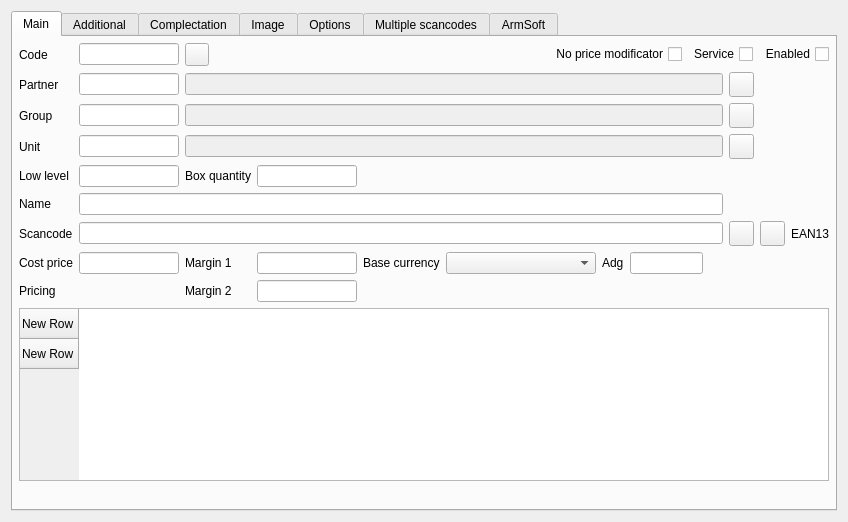
Qt form Editors/ce5goods.ui (End1-1/Cafe5) before a commit.
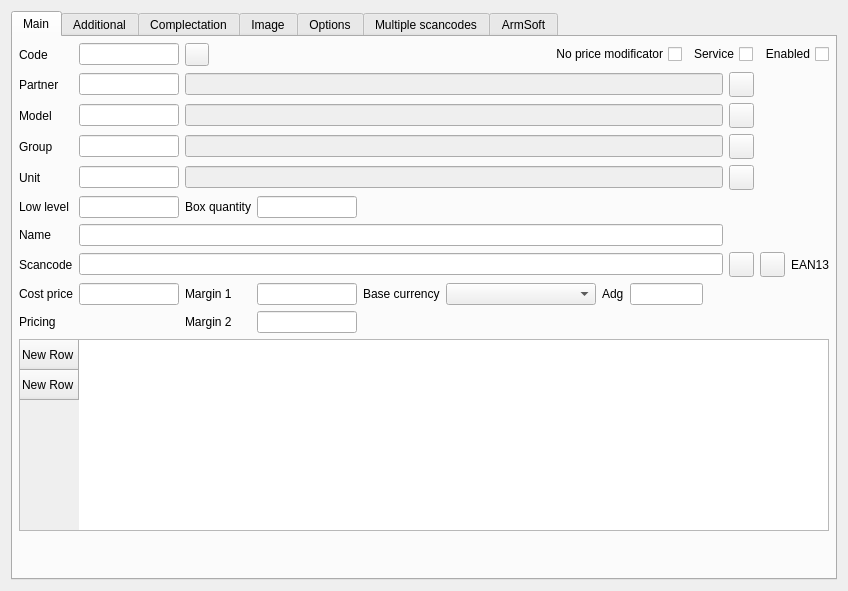
The same form after that commit. Icons and pictures are not drawn. Custom widgets are drawn as their Qt base class.

Patch:
```diff
--- a/Editors/ce5goods.ui
+++ b/Editors/ce5goods.ui
@@ -7,7 +7,7 @@
     <x>0</x>
     <y>0</y>
     <width>848</width>
-    <height>522</height>
+    <height>591</height>
    </rect>
   </property>
   <property name="windowTitle">
@@ -39,14 +39,7 @@
        <property name="bottomMargin">
         <number>6</number>
        </property>
-       <item row="13" column="4">
-        <widget class="QLabel" name="label_10">
-         <property name="text">
-          <string>Base currency</string>
-         </property>
-        </widget>
-       </item>
-       <item row="13" column="3">
+       <item row="14" column="3">
         <widget class="C5LineEditWithSelector" name="leMargin">
          <property name="maximumSize">
           <size>
@@ -62,93 +55,67 @@
          </property>
         </widget>
        </item>
-       <item row="13" column="8">
-        <spacer name="horizontalSpacer_5">
-         <property name="orientation">
-          <enum>Qt::Horizontal</enum>
-         </property>
-         <property name="sizeHint" stdset="0">
-          <size>
-           <width>40</width>
-           <height>20</height>
-          </size>
-         </property>
-        </spacer>
-       </item>
-       <item row="7" column="0">
-        <widget class="QLabel" name="lbLowLevel">
+       <item row="15" column="2">
+        <widget class="QLabel" name="label_11">
          <property name="text">
-          <string>Low level</string>
+          <string>Margin 2</string>
          </property>
         </widget>
        </item>
-       <item row="6" column="0">
-        <widget class="QLabel" name="lbUnit">
+       <item row="14" column="2">
+        <widget class="QLabel" name="label_9">
          <property name="text">
-          <string>Unit</string>
+          <string>Margin 1</string>
          </property>
         </widget>
        </item>
-       <item row="0" column="1">
-        <widget class="C5LineEditWithSelector" name="leCode">
+       <item row="1" column="9">
+        <widget class="QPushButton" name="btnNewPartner">
          <property name="minimumSize">
           <size>
-           <width>100</width>
-           <height>0</height>
+           <width>25</width>
+           <height>25</height>
           </size>
          </property>
          <property name="maximumSize">
           <size>
-           <width>100</width>
-           <height>16777215</height>
+           <width>25</width>
+           <height>25</height>
           </size>
          </property>
-         <property name="Field" stdset="0">
-          <string>f_id</string>
+         <property name="focusPolicy">
+          <enum>Qt::ClickFocus</enum>
          </property>
-         <property name="Primary" stdset="0">
-          <bool>true</bool>
-         </property>
-         <property name="Manual" stdset="0">
-          <bool>true</bool>
-         </property>
-        </widget>
-       </item>
-       <item row="13" column="6">
-        <widget class="QLabel" name="lbLastinputprice_2">
          <property name="text">
-          <string>Adg</string>
+          <string/>
          </property>
-        </widget>
-       </item>
-       <item row="13" column="7">
-        <widget class="C5LineEditWithSelector" name="leAdg">
-         <property name="maximumSize">
-          <size>
-           <width>100</width>
-           <height>16777215</height>
-          </size>
+         <property name="icon">
+          <iconset resource="../resources/res.qrc">
+           <normaloff>:/new.png</normaloff>:/new.png</iconset>
          </property>
-         <property name="Field" stdset="0">
-          <string>f_adg</string>
-         </property>
         </widget>
        </item>
-       <item row="10" column="0">
-        <widget class="QLabel" name="lbName">
-         <property name="text">
-          <string>Name</string>
+       <item row="16" column="0" colspan="10">
+        <widget class="C5TableWidget" name="tblPricing">
+         <property name="editTriggers">
+          <set>QAbstractItemView::NoEditTriggers</set>
          </property>
-        </widget>
-       </item>
-       <item row="14" column="0">
-        <widget class="QLabel" name="label_4">
-         <property name="text">
-          <string>Pricing</string>
+         <property name="selectionMode">
+          <enum>QAbstractItemView::NoSelection</enum>
          </property>
+         <row>
+          <property name="text">
+           <string>New Row</string>
+          </property>
+         </row>
+         <row>
+          <property name="text">
+           <string>New Row</string>
+          </property>
+         </row>
         </widget>
        </item>
-       <item row="6" column="1">
+       <item row="7" column="1">
         <widget class="C5LineEditWithSelector" name="leUnit">
          <property name="minimumSize">
           <size>
@@ -173,170 +140,10 @@
          </property>
         </widget>
        </item>
-       <item row="7" column="1">
-        <widget class="C5LineEditWithSelector" name="leLowLevel">
-         <property name="minimumSize">
-          <size>
-           <width>100</width>
-           <height>0</height>
-          </size>
-         </property>
-         <property name="maximumSize">
-          <size>
-           <width>100</width>
-           <height>16777215</height>
-          </size>
-         </property>
-         <property name="Field" stdset="0">
-          <string>f_lowlevel</string>
-         </property>
-         <property name="Type" stdset="0">
-          <number>1</number>
-         </property>
-        </widget>
-       </item>
-       <item row="12" column="9">
-        <widget class="QWidget" name="wCheckScancode" native="true">
-         <layout class="QHBoxLayout" name="horizontalLayout_6">
-          <property name="leftMargin">
-           <number>0</number>
-          </property>
-          <property name="topMargin">
-           <number>0</number>
-          </property>
-          <property name="rightMargin">
-           <number>0</number>
-          </property>
-          <property name="bottomMargin">
-           <number>0</number>
-          </property>
-          <item>
-           <widget class="QPushButton" name="btnSetControlSum">
-            <property name="minimumSize">
-             <size>
-              <width>25</width>
-              <height>25</height>
-             </size>
-            </property>
-            <property name="maximumSize">
-             <size>
-              <width>25</width>
-              <height>25</height>
-             </size>
-            </property>
-            <property name="focusPolicy">
-             <enum>Qt::ClickFocus</enum>
-            </property>
-            <property name="text">
-             <string/>
-            </property>
-            <property name="icon">
-             <iconset resource="../resources/res.qrc">
-              <normaloff>:/new.png</normaloff>:/new.png</iconset>
-            </property>
-           </widget>
-          </item>
-          <item>
-           <widget class="QPushButton" name="btnPrintBarcode">
-            <property name="minimumSize">
-             <size>
-              <width>25</width>
-              <height>25</height>
-             </size>
-            </property>
-            <property name="maximumSize">
-             <size>
-              <width>25</width>
-              <height>25</height>
-             </size>
-            </property>
-            <property name="focusPolicy">
-             <enum>Qt::ClickFocus</enum>
-            </property>
-            <property name="text">
-             <string/>
-            </property>
-            <property name="icon">
-             <iconset resource="../resources/res.qrc">
-              <normaloff>:/barcode.png</normaloff>:/barcode.png</iconset>
-            </property>
-           </widget>
-          </item>
-          <item>
-           <widget class="QLabel" name="lbScancodeType">
-            <property name="text">
-             <string>EAN13</string>
-            </property>
-           </widget>
-          </item>
-         </layout>
-        </widget>
-       </item>
-       <item row="10" column="1" colspan="8">
-        <widget class="C5LineEditWithSelector" name="leName">
-         <property name="Field" stdset="0">
-          <string>f_name</string>
-         </property>
-         <property name="Check" stdset="0">
-          <string>empty=&quot;Name&quot;</string>
-         </property>
-        </widget>
-       </item>
-       <item row="5" column="1">
-        <widget class="C5LineEditWithSelector" name="leGroup">
-         <property name="minimumSize">
-          <size>
-           <width>100</width>
-           <height>0</height>
-          </size>
-         </property>
-         <property name="maximumSize">
-          <size>
-           <width>100</width>
-           <height>16777215</height>
-          </size>
-         </property>
-         <property name="Field" stdset="0">
-          <string>f_group</string>
-         </property>
-         <property name="Type" stdset="0">
-          <string>1</string>
-         </property>
-         <property name="Check" stdset="0">
-          <string>empty=&quot;Group&quot;</string>
-         </property>
-        </widget>
-       </item>
-       <item row="0" column="0">
-        <widget class="QLabel" name="lbCode">
+       <item row="11" column="0">
+        <widget class="QLabel" name="lbName">
          <property name="text">
-          <string>Code</string>
-         </property>
-        </widget>
-       </item>
-       <item row="6" column="9">
-        <widget class="QPushButton" name="btnNewUnit">
-         <property name="minimumSize">
-          <size>
-           <width>25</width>
-           <height>25</height>
-          </size>
-         </property>
-         <property name="maximumSize">
-          <size>
-           <width>25</width>
-           <height>25</height>
-          </size>
-         </property>
-         <property name="focusPolicy">
-          <enum>Qt::ClickFocus</enum>
-         </property>
-         <property name="text">
-          <string/>
-         </property>
-         <property name="icon">
-          <iconset resource="../resources/res.qrc">
-           <normaloff>:/new.png</normaloff>:/new.png</iconset>
+          <string>Name</string>
          </property>
         </widget>
        </item>
@@ -428,31 +235,21 @@
          </layout>
         </widget>
        </item>
-       <item row="5" column="0">
-        <widget class="QLabel" name="lbGroup">
-         <property name="text">
-          <string>Group</string>
+       <item row="5" column="2" colspan="7">
+        <widget class="C5LineEditWithSelector" name="leGroupName">
+         <property name="enabled">
+          <bool>false</bool>
          </property>
-        </widget>
-       </item>
-       <item row="13" column="5">
-        <widget class="C5ComboBox" name="cbCurrency">
-         <property name="minimumSize">
-          <size>
-           <width>150</width>
-           <height>0</height>
-          </size>
+         <property name="focusPolicy">
+          <enum>Qt::NoFocus</enum>
          </property>
-         <property name="Field" stdset="0">
-          <string>f_base_currency</string>
+         <property name="FieldRef" stdset="0">
+          <string>f_groupname</string>
          </property>
-         <property name="ItemData" stdset="0">
-          <bool>true</bool>
-         </property>
         </widget>
        </item>
-       <item row="1" column="2" colspan="7">
-        <widget class="C5LineEditWithSelector" name="leSupplierName">
+       <item row="7" column="2" colspan="7">
+        <widget class="C5LineEditWithSelector" name="leUnitName">
          <property name="enabled">
           <bool>false</bool>
          </property>
@@ -460,11 +257,25 @@
           <enum>Qt::NoFocus</enum>
          </property>
          <property name="FieldRef" stdset="0">
-          <string>f_taxname</string>
+          <string>f_unitname</string>
          </property>
         </widget>
        </item>
-       <item row="16" column="0">
+       <item row="14" column="0">
+        <widget class="QLabel" name="lbLastinputprice">
+         <property name="text">
+          <string>Cost price</string>
+         </property>
+        </widget>
+       </item>
+       <item row="14" column="4">
+        <widget class="QLabel" name="label_10">
+         <property name="text">
+          <string>Base currency</string>
+         </property>
+        </widget>
+       </item>
+       <item row="17" column="0">
         <spacer name="verticalSpacer_3">
          <property name="orientation">
           <enum>Qt::Vertical</enum>
@@ -477,16 +288,144 @@
          </property>
         </spacer>
        </item>
-       <item row="6" column="2" colspan="7">
-        <widget class="C5LineEditWithSelector" name="leUnitName">
-         <property name="enabled">
-          <bool>false</bool>
+       <item row="14" column="1">
+        <widget class="C5LineEditWithSelector" name="leCostPrice">
+         <property name="minimumSize">
+          <size>
+           <width>100</width>
+           <height>0</height>
+          </size>
          </property>
-         <property name="focusPolicy">
-          <enum>Qt::NoFocus</enum>
+         <property name="maximumSize">
+          <size>
+           <width>100</width>
+           <height>16777215</height>
+          </size>
          </property>
-         <property name="FieldRef" stdset="0">
-          <string>f_unitname</string>
+         <property name="Field" stdset="0">
+          <string>f_lastinputprice</string>
+         </property>
+         <property name="Type" stdset="0">
+          <string>2</string>
+         </property>
+         <property name="DecimalPlaces" stdset="0">
+          <number>7</number>
+         </property>
+        </widget>
+       </item>
+       <item row="7" column="0">
+        <widget class="QLabel" name="lbUnit">
+         <property name="text">
+          <string>Unit</string>
+         </property>
+        </widget>
+       </item>
+       <item row="13" column="9">
+        <widget class="QWidget" name="wCheckScancode" native="true">
+         <layout class="QHBoxLayout" name="horizontalLayout_6">
+          <property name="leftMargin">
+           <number>0</number>
+          </property>
+          <property name="topMargin">
+           <number>0</number>
+          </property>
+          <property name="rightMargin">
+           <number>0</number>
+          </property>
+          <property name="bottomMargin">
+           <number>0</number>
+          </property>
+          <item>
+           <widget class="QPushButton" name="btnSetControlSum">
+            <property name="minimumSize">
+             <size>
+              <width>25</width>
+              <height>25</height>
+             </size>
+            </property>
+            <property name="maximumSize">
+             <size>
+              <width>25</width>
+              <height>25</height>
+             </size>
+            </property>
+            <property name="focusPolicy">
+             <enum>Qt::ClickFocus</enum>
+            </property>
+            <property name="text">
+             <string/>
+            </property>
+            <property name="icon">
+             <iconset resource="../resources/res.qrc">
+              <normaloff>:/new.png</normaloff>:/new.png</iconset>
+            </property>
+           </widget>
+          </item>
+          <item>
+           <widget class="QPushButton" name="btnPrintBarcode">
+            <property name="minimumSize">
+             <size>
+              <width>25</width>
+              <height>25</height>
+             </size>
+            </property>
+            <property name="maximumSize">
+             <size>
+              <width>25</width>
+              <height>25</height>
+             </size>
+            </property>
+            <property name="focusPolicy">
+             <enum>Qt::ClickFocus</enum>
+            </property>
+            <property name="text">
+             <string/>
+            </property>
+            <property name="icon">
+             <iconset resource="../resources/res.qrc">
+              <normaloff>:/barcode.png</normaloff>:/barcode.png</iconset>
+            </property>
+           </widget>
+          </item>
+          <item>
+           <widget class="QLabel" name="lbScancodeType">
+            <property name="text">
+             <string>EAN13</string>
+            </property>
+           </widget>
+          </item>
+         </layout>
+        </widget>
+       </item>
+       <item row="0" column="1">
+        <widget class="C5LineEditWithSelector" name="leCode">
+         <property name="minimumSize">
+          <size>
+           <width>100</width>
+           <height>0</height>
+          </size>
+         </property>
+         <property name="maximumSize">
+          <size>
+           <width>100</width>
+           <height>16777215</height>
+          </size>
+         </property>
+         <property name="Field" stdset="0">
+          <string>f_id</string>
+         </property>
+         <property name="Primary" stdset="0">
+          <bool>true</bool>
+         </property>
+         <property name="Manual" stdset="0">
+          <bool>true</bool>
+         </property>
+        </widget>
+       </item>
+       <item row="5" column="0">
+        <widget class="QLabel" name="lbGroup">
+         <property name="text">
+          <string>Group</string>
          </property>
         </widget>
        </item>
@@ -515,7 +454,79 @@
          </property>
         </widget>
        </item>
-       <item row="12" column="1" colspan="8">
+       <item row="8" column="3">
+        <widget class="C5LineEditWithSelector" name="leQtyBox">
+         <property name="minimumSize">
+          <size>
+           <width>100</width>
+           <height>0</height>
+          </size>
+         </property>
+         <property name="maximumSize">
+          <size>
+           <width>100</width>
+           <height>16777215</height>
+          </size>
+         </property>
+         <property name="Field" stdset="0">
+          <string>f_qtybox</string>
+         </property>
+         <property name="Type" stdset="0">
+          <number>1</number>
+         </property>
+        </widget>
+       </item>
+       <item row="11" column="1" colspan="8">
+        <widget class="C5LineEditWithSelector" name="leName">
+         <property name="Field" stdset="0">
+          <string>f_name</string>
+         </property>
+         <property name="Check" stdset="0">
+          <string>empty=&quot;Name&quot;</string>
+         </property>
+        </widget>
+       </item>
+       <item row="1" column="2" colspan="7">
+        <widget class="C5LineEditWithSelector" name="leSupplierName">
+         <property name="enabled">
+          <bool>false</bool>
+         </property>
+         <property name="focusPolicy">
+          <enum>Qt::NoFocus</enum>
+         </property>
+         <property name="FieldRef" stdset="0">
+          <string>f_taxname</string>
+         </property>
+        </widget>
+       </item>
+       <item row="0" column="2">
+        <widget class="QToolButton" name="btnPinLast">
+         <property name="focusPolicy">
+          <enum>Qt::NoFocus</enum>
+         </property>
+         <property name="text">
+          <string/>
+         </property>
+         <property name="icon">
+          <iconset resource="../resources/res.qrc">
+           <normaloff>:/pushpin.png</normaloff>:/pushpin.png</iconset>
+         </property>
+         <property name="checkable">
+          <bool>true</bool>
+         </property>
+         <property name="checked">
+          <bool>false</bool>
+         </property>
+        </widget>
+       </item>
+       <item row="14" column="6">
+        <widget class="QLabel" name="lbLastinputprice_2">
+         <property name="text">
+          <string>Adg</string>
+         </property>
+        </widget>
+       </item>
+       <item row="13" column="1" colspan="8">
         <widget class="C5LineEditWithSelector" name="leScanCode">
          <property name="maxLength">
           <number>32</number>
@@ -525,131 +536,10 @@
          </property>
         </widget>
        </item>
-       <item row="1" column="0">
-        <widget class="QLabel" name="lbPartner">
+       <item row="8" column="0">
+        <widget class="QLabel" name="lbLowLevel">
          <property name="text">
-          <string>Partner</string>
-         </property>
-        </widget>
-       </item>
-       <item row="5" column="2" colspan="7">
-        <widget class="C5LineEditWithSelector" name="leGroupName">
-         <property name="enabled">
-          <bool>false</bool>
-         </property>
-         <property name="focusPolicy">
-          <enum>Qt::NoFocus</enum>
-         </property>
-         <property name="FieldRef" stdset="0">
-          <string>f_groupname</string>
-         </property>
-        </widget>
-       </item>
-       <item row="13" column="1">
-        <widget class="C5LineEditWithSelector" name="leCostPrice">
-         <property name="minimumSize">
-          <size>
-           <width>100</width>
-           <height>0</height>
-          </size>
-         </property>
-         <property name="maximumSize">
-          <size>
-           <width>100</width>
-           <height>16777215</height>
-          </size>
-         </property>
-         <property name="Field" stdset="0">
-          <string>f_lastinputprice</string>
-         </property>
-         <property name="Type" stdset="0">
-          <string>2</string>
-         </property>
-         <property name="DecimalPlaces" stdset="0">
-          <number>7</number>
-         </property>
-        </widget>
-       </item>
-       <item row="15" column="0" colspan="10">
-        <widget class="C5TableWidget" name="tblPricing">
-         <property name="editTriggers">
-          <set>QAbstractItemView::NoEditTriggers</set>
-         </property>
-         <property name="selectionMode">
-          <enum>QAbstractItemView::NoSelection</enum>
-         </property>
-         <row>
-          <property name="text">
-           <string>New Row</string>
-          </property>
-         </row>
-         <row>
-          <property name="text">
-           <string>New Row</string>
-          </property>
-         </row>
-        </widget>
-       </item>
-       <item row="1" column="9">
-        <widget class="QPushButton" name="btnNewPartner">
-         <property name="minimumSize">
-          <size>
-           <width>25</width>
-           <height>25</height>
-          </size>
-         </property>
-         <property name="maximumSize">
-          <size>
-           <width>25</width>
-           <height>25</height>
-          </size>
-         </property>
-         <property name="focusPolicy">
-          <enum>Qt::ClickFocus</enum>
-         </property>
-         <property name="text">
-          <string/>
-         </property>
-         <property name="icon">
-          <iconset resource="../resources/res.qrc">
-           <normaloff>:/new.png</normaloff>:/new.png</iconset>
-         </property>
-        </widget>
-       </item>
-       <item row="12" column="0">
-        <widget class="QLabel" name="lbScancode">
-         <property name="text">
-          <string>Scancode</string>
-         </property>
-        </widget>
-       </item>
-       <item row="14" column="3">
-        <widget class="C5LineEditWithSelector" name="leMargin2">
-         <property name="maximumSize">
-          <size>
-           <width>100</width>
-           <height>16777215</height>
-          </size>
-         </property>
-         <property name="Field" stdset="0">
-          <string>f_price_margin2</string>
-         </property>
-         <property name="Type" stdset="0">
-          <string>2</string>
-         </property>
-        </widget>
-       </item>
-       <item row="13" column="2">
-        <widget class="QLabel" name="label_9">
-         <property name="text">
-          <string>Margin 1</string>
-         </property>
-        </widget>
-       </item>
-       <item row="14" column="2">
-        <widget class="QLabel" name="label_11">
-         <property name="text">
-          <string>Margin 2</string>
+          <string>Low level</string>
          </property>
         </widget>
        </item>
@@ -679,59 +569,240 @@
          </property>
         </widget>
        </item>
-       <item row="13" column="0">
-        <widget class="QLabel" name="lbLastinputprice">
+       <item row="14" column="8">
+        <spacer name="horizontalSpacer_5">
+         <property name="orientation">
+          <enum>Qt::Horizontal</enum>
+         </property>
+         <property name="sizeHint" stdset="0">
+          <size>
+           <width>40</width>
+           <height>20</height>
+          </size>
+         </property>
+        </spacer>
+       </item>
+       <item row="14" column="7">
+        <widget class="C5LineEditWithSelector" name="leAdg">
+         <property name="maximumSize">
+          <size>
+           <width>100</width>
+           <height>16777215</height>
+          </size>
+         </property>
+         <property name="Field" stdset="0">
+          <string>f_adg</string>
+         </property>
+        </widget>
+       </item>
+       <item row="0" column="0">
+        <widget class="QLabel" name="lbCode">
          <property name="text">
-          <string>Cost price</string>
+          <string>Code</string>
          </property>
         </widget>
        </item>
-       <item row="7" column="2">
+       <item row="15" column="0">
+        <widget class="QLabel" name="label_4">
+         <property name="text">
+          <string>Pricing</string>
+         </property>
+        </widget>
+       </item>
+       <item row="8" column="2">
         <widget class="QLabel" name="lbLowLevel_3">
          <property name="text">
           <string>Box quantity</string>
          </property>
         </widget>
        </item>
-       <item row="7" column="3">
-        <widget class="C5LineEditWithSelector" name="leQtyBox">
+       <item row="14" column="5">
+        <widget class="C5ComboBox" name="cbCurrency">
          <property name="minimumSize">
           <size>
-           <width>100</width>
+           <width>150</width>
            <height>0</height>
           </size>
          </property>
-         <property name="maximumSize">
-          <size>
-           <width>100</width>
-           <height>16777215</height>
-          </size>
-         </property>
          <property name="Field" stdset="0">
-          <string>f_qtybox</string>
+          <string>f_base_currency</string>
          </property>
-         <property name="Type" stdset="0">
-          <number>1</number>
-         </property>
-        </widget>
-       </item>
-       <item row="0" column="2">
-        <widget class="QToolButton" name="btnPinLast">
-         <property name="focusPolicy">
-          <enum>Qt::NoFocus</enum>
-         </property>
-         <property name="text">
-          <string/>
-         </property>
-         <property name="icon">
-          <iconset resource="../resources/res.qrc">
-           <normaloff>:/pushpin.png</normaloff>:/pushpin.png</iconset>
-         </property>
-         <property name="checkable">
+         <property name="ItemData" stdset="0">
           <bool>true</bool>
          </property>
-         <property name="checked">
+        </widget>
+       </item>
+       <item row="5" column="1">
+        <widget class="C5LineEditWithSelector" name="leGroup">
+         <property name="minimumSize">
+          <size>
+           <width>100</width>
+           <height>0</height>
+          </size>
+         </property>
+         <property name="maximumSize">
+          <size>
+           <width>100</width>
+           <height>16777215</height>
+          </size>
+         </property>
+         <property name="Field" stdset="0">
+          <string>f_group</string>
+         </property>
+         <property name="Type" stdset="0">
+          <string>1</string>
+         </property>
+         <property name="Check" stdset="0">
+          <string>empty=&quot;Group&quot;</string>
+         </property>
+        </widget>
+       </item>
+       <item row="13" column="0">
+        <widget class="QLabel" name="lbScancode">
+         <property name="text">
+          <string>Scancode</string>
+         </property>
+        </widget>
+       </item>
+       <item row="8" column="1">
+        <widget class="C5LineEditWithSelector" name="leLowLevel">
+         <property name="minimumSize">
+          <size>
+           <width>100</width>
+           <height>0</height>
+          </size>
+         </property>
+         <property name="maximumSize">
+          <size>
+           <width>100</width>
+           <height>16777215</height>
+          </size>
+         </property>
+         <property name="Field" stdset="0">
+          <string>f_lowlevel</string>
+         </property>
+         <property name="Type" stdset="0">
+          <number>1</number>
+         </property>
+        </widget>
+       </item>
+       <item row="7" column="9">
+        <widget class="QPushButton" name="btnNewUnit">
+         <property name="minimumSize">
+          <size>
+           <width>25</width>
+           <height>25</height>
+          </size>
+         </property>
+         <property name="maximumSize">
+          <size>
+           <width>25</width>
+           <height>25</height>
+          </size>
+         </property>
+         <property name="focusPolicy">
+          <enum>Qt::ClickFocus</enum>
+         </property>
+         <property name="text">
+          <string/>
+         </property>
+         <property name="icon">
+          <iconset resource="../resources/res.qrc">
+           <normaloff>:/new.png</normaloff>:/new.png</iconset>
+         </property>
+        </widget>
+       </item>
+       <item row="15" column="3">
+        <widget class="C5LineEditWithSelector" name="leMargin2">
+         <property name="maximumSize">
+          <size>
+           <width>100</width>
+           <height>16777215</height>
+          </size>
+         </property>
+         <property name="Field" stdset="0">
+          <string>f_price_margin2</string>
+         </property>
+         <property name="Type" stdset="0">
+          <string>2</string>
+         </property>
+        </widget>
+       </item>
+       <item row="1" column="0">
+        <widget class="QLabel" name="lbPartner">
+         <property name="text">
+          <string>Partner</string>
+         </property>
+        </widget>
+       </item>
+       <item row="2" column="0">
+        <widget class="QLabel" name="lbGroup_2">
+         <property name="text">
+          <string>Model</string>
+         </property>
+        </widget>
+       </item>
+       <item row="2" column="1">
+        <widget class="C5LineEditWithSelector" name="leModel">
+         <property name="minimumSize">
+          <size>
+           <width>100</width>
+           <height>0</height>
+          </size>
+         </property>
+         <property name="maximumSize">
+          <size>
+           <width>100</width>
+           <height>16777215</height>
+          </size>
+         </property>
+         <property name="Field" stdset="0">
+          <string>f_model</string>
+         </property>
+         <property name="Type" stdset="0">
+          <string>1</string>
+         </property>
+         <property name="Check" stdset="0">
+          <string>empty=&quot;Model&quot;</string>
+         </property>
+        </widget>
+       </item>
+       <item row="2" column="2" colspan="7">
+        <widget class="C5LineEditWithSelector" name="leModelName">
+         <property name="enabled">
           <bool>false</bool>
+         </property>
+         <property name="focusPolicy">
+          <enum>Qt::NoFocus</enum>
+         </property>
+         <property name="FieldRef" stdset="0">
+          <string>f_groupname</string>
+         </property>
+        </widget>
+       </item>
+       <item row="2" column="9">
+        <widget class="QPushButton" name="btnNewModel">
+         <property name="minimumSize">
+          <size>
+           <width>25</width>
+           <height>25</height>
+          </size>
+         </property>
+         <property name="maximumSize">
+          <size>
+           <width>25</width>
+           <height>25</height>
+          </size>
+         </property>
+         <property name="focusPolicy">
+          <enum>Qt::ClickFocus</enum>
+         </property>
+         <property name="text">
+          <string/>
+         </property>
+         <property name="icon">
+          <iconset resource="../resources/res.qrc">
+           <normaloff>:/new.png</normaloff>:/new.png</iconset>
          </property>
         </widget>
        </item>
```
